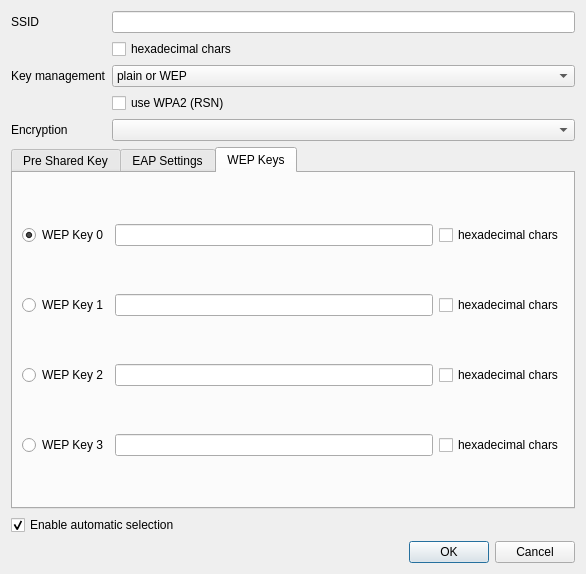
This is qnut/apconf.ui in dosnut/nut as Qt 5 draws it before an edit. The edited form follows.
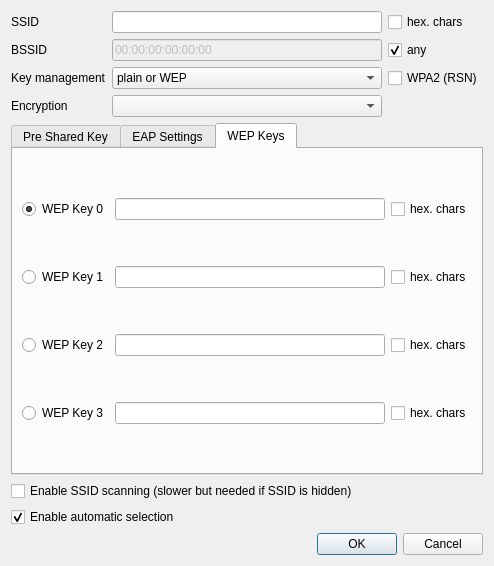
This is the edited form. The open tabs and pages were chosen to show the change.

Commit message: [QNUT] + bssid config in wireless settings

```diff
--- a/qnut/apconf.ui
+++ b/qnut/apconf.ui
@@ -6,8 +6,8 @@
    <rect>
     <x>0</x>
     <y>0</y>
-    <width>586</width>
-    <height>574</height>
+    <width>494</width>
+    <height>566</height>
    </rect>
   </property>
   <property name="windowTitle" >
@@ -29,10 +29,43 @@
      <item row="0" column="1" >
       <widget class="QLineEdit" name="ssidEdit" />
      </item>
-     <item row="1" column="1" >
+     <item row="0" column="2" >
       <widget class="QCheckBox" name="ssidHexCheck" >
        <property name="text" >
-        <string>hexadecimal chars</string>
+        <string>hex. chars</string>
+       </property>
+      </widget>
+     </item>
+     <item row="1" column="0" >
+      <widget class="QLabel" name="bssidLabel" >
+       <property name="text" >
+        <string>BSSID</string>
+       </property>
+       <property name="buddy" >
+        <cstring>bssidEdit</cstring>
+       </property>
+      </widget>
+     </item>
+     <item row="1" column="1" >
+      <widget class="QLineEdit" name="bssidEdit" >
+       <property name="enabled" >
+        <bool>false</bool>
+       </property>
+       <property name="inputMask" >
+        <string>HH:HH:HH:HH:HH:HH;0</string>
+       </property>
+       <property name="text" >
+        <string>:::::</string>
+       </property>
+      </widget>
+     </item>
+     <item row="1" column="2" >
+      <widget class="QCheckBox" name="anyBSSIDCheck" >
+       <property name="text" >
+        <string>any</string>
+       </property>
+       <property name="checked" >
+        <bool>true</bool>
        </property>
       </widget>
      </item>
@@ -70,14 +103,14 @@
        </item>
       </widget>
      </item>
-     <item row="3" column="1" >
+     <item row="2" column="2" >
       <widget class="QCheckBox" name="rsnCheck" >
        <property name="text" >
-        <string>use WPA2 (RSN)</string>
+        <string>WPA2 (RSN)</string>
        </property>
       </widget>
      </item>
-     <item row="4" column="0" >
+     <item row="3" column="0" >
       <widget class="QLabel" name="encLabel" >
        <property name="text" >
         <string>Encryption</string>
@@ -87,7 +120,7 @@
        </property>
       </widget>
      </item>
-     <item row="4" column="1" >
+     <item row="3" column="1" >
       <widget class="QComboBox" name="encCombo" />
      </item>
     </layout>
@@ -362,7 +395,7 @@
        <item row="0" column="2" >
         <widget class="QCheckBox" name="wepKey0HexCheck" >
          <property name="text" >
-          <string>hexadecimal chars</string>
+          <string>hex. chars</string>
          </property>
         </widget>
        </item>
@@ -379,7 +412,7 @@
        <item row="1" column="2" >
         <widget class="QCheckBox" name="wepKey1HexCheck" >
          <property name="text" >
-          <string>hexadecimal chars</string>
+          <string>hex. chars</string>
          </property>
         </widget>
        </item>
@@ -396,7 +429,7 @@
        <item row="2" column="2" >
         <widget class="QCheckBox" name="wepKey2HexCheck" >
          <property name="text" >
-          <string>hexadecimal chars</string>
+          <string>hex. chars</string>
          </property>
         </widget>
        </item>
@@ -413,7 +446,7 @@
        <item row="3" column="2" >
         <widget class="QCheckBox" name="wepKey3HexCheck" >
          <property name="text" >
-          <string>hexadecimal chars</string>
+          <string>hex. chars</string>
          </property>
         </widget>
        </item>
@@ -421,6 +454,13 @@
      </widget>
     </widget>
    </item>
+   <item>
+    <widget class="QCheckBox" name="scanCheck" >
+     <property name="text" >
+      <string>Enable SSID scanning (slower but needed if SSID is hidden)</string>
+     </property>
+    </widget>
+   </item>
    <item>
     <widget class="QCheckBox" name="autoEnableCheck" >
      <property name="text" >
```
Left out of the diff: 52 changed lines with no effect on the pictures. The commit also changes 2 other files.
